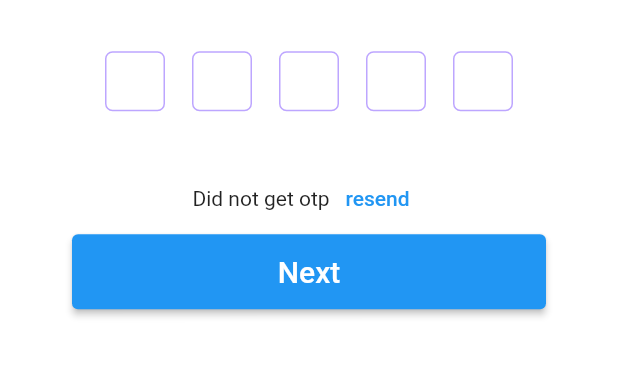
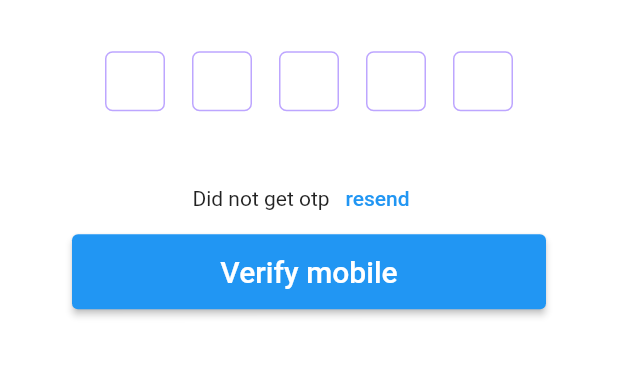
Before and after one commit to CodeTemplar99/video_app, a Flutter app: the screen it shows after launch, after a tap on "Next", on a phone screen of 412 x 824 dp, the part 533-910 px from its top. Run offline on Flutter 3.47's test engine with Material 2 defaults, Android fonts, the phone set to English and light mode, and no system bars; our stand-ins replace camera, pinput, video_player.

```diff
--- a/lib/screens/otp_screen.dart
+++ b/lib/screens/otp_screen.dart
@@ -79,7 +79,7 @@ class OtpScreenState extends State<OtpScreen> {
                       padding: const EdgeInsets.symmetric(horizontal: 48.0),
                       child: ElevatedButton(
                         onPressed: () {
-                          Navigator.push(
+                          Navigator.pushReplacement(
                             context,
                             MaterialPageRoute(
                               builder: (context) => VideosList(),
@@ -87,7 +87,7 @@ class OtpScreenState extends State<OtpScreen> {
                           );
                         },
                         child: Text(
-                          'Next',
+                          'Verify mobile',
                           style: TextStyle(
                             fontSize: 20,
                           ),
```
